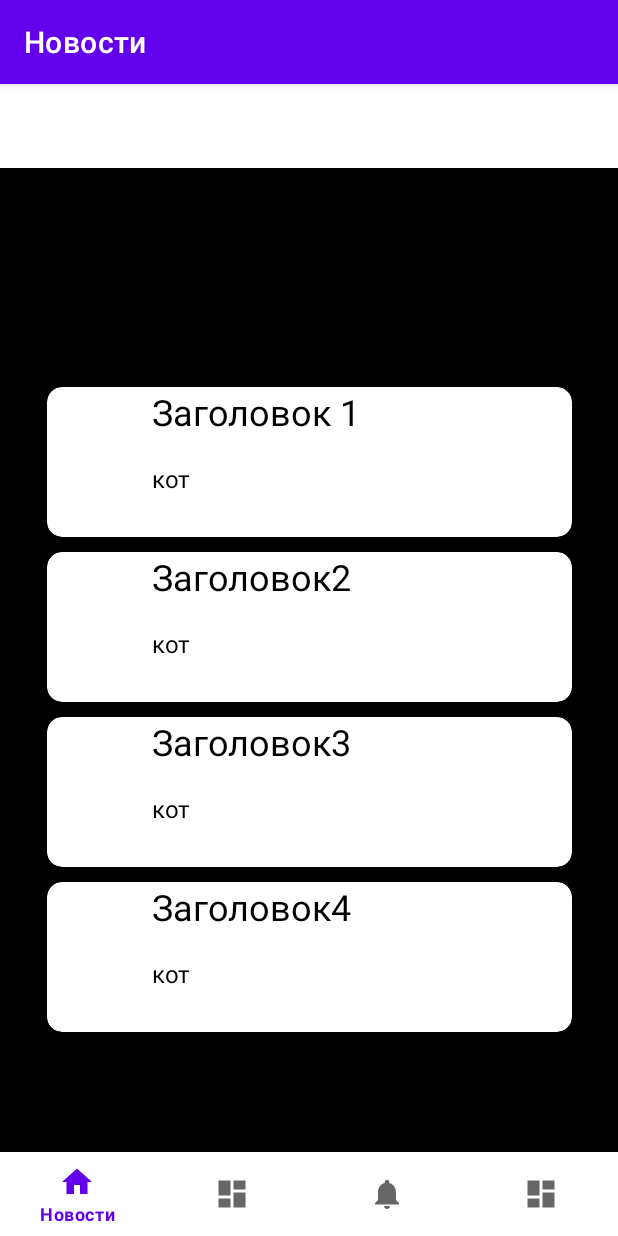
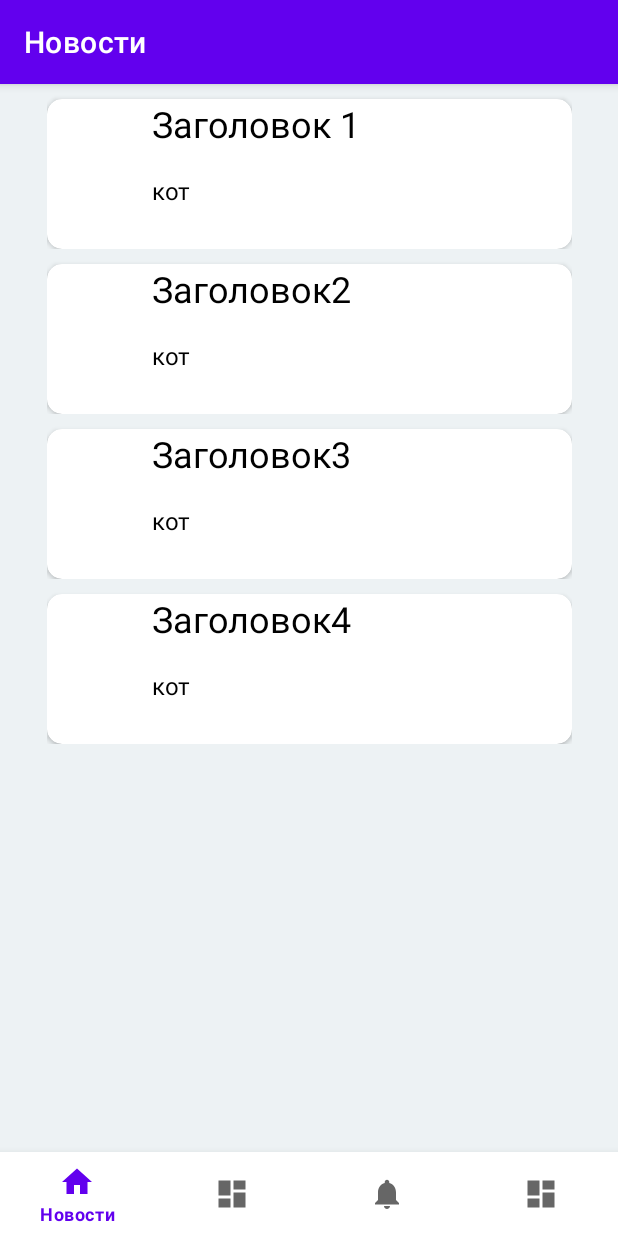
Before and after one commit to CIS-software/CIS_Android_App, an Android app: the screen it shows after launch (MainActivity), on a phone screen of 412 x 824 dp. Run offline under Robolectric (Android 15) with nearby library versions, the phone set to English and light mode, and no system bars; our stand-ins replace navigation-ui.

Commit message:
fix probel

```diff
--- a/app/src/main/res/layout/activity_main.xml
+++ b/app/src/main/res/layout/activity_main.xml
@@ -4,11 +4,22 @@
     android:id="@+id/container"
     android:layout_width="match_parent"
     android:layout_height="match_parent"
-    android:paddingTop="?attr/actionBarSize">
+    >
+
+    <fragment
+        android:id="@+id/nav_host_fragment"
+        android:name="androidx.navigation.fragment.NavHostFragment"
+        android:layout_width="match_parent"
+        android:layout_height="match_parent"
+        app:layout_constraintBottom_toBottomOf="parent"
+        app:layout_constraintEnd_toEndOf="parent"
+        app:layout_constraintStart_toStartOf="parent"
+        app:layout_constraintTop_toTopOf="parent"
+        app:navGraph="@navigation/mobile_navigation" />
 
     <com.google.android.material.bottomnavigation.BottomNavigationView
         android:id="@+id/nav_view"
-        android:layout_width="0dp"
+        android:layout_width="match_parent"
         android:layout_height="wrap_content"
         android:layout_marginStart="0dp"
         android:layout_marginEnd="0dp"
@@ -18,16 +29,6 @@
         app:layout_constraintRight_toRightOf="parent"
         app:menu="@menu/bottom_nav_menu" />
 
-    <fragment
-        android:id="@+id/nav_host_fragment"
-        android:name="androidx.navigation.fragment.NavHostFragment"
-        android:layout_width="match_parent"
-        android:layout_height="match_parent"
-        app:defaultNavHost="false"
-        app:layout_constraintStart_toStartOf="parent"
-        app:layout_constraintBottom_toBottomOf="parent"
-        app:layout_constraintHorizontal_bias="0.5"
-        app:layout_constraintEnd_toEndOf="parent"
-        app:navGraph="@navigation/mobile_navigation" />
+
 
 </androidx.constraintlayout.widget.ConstraintLayout>
--- a/app/src/main/res/layout/fragment_news.xml
+++ b/app/src/main/res/layout/fragment_news.xml
@@ -5,16 +5,16 @@
     android:layout_width="match_parent"
     android:layout_height="match_parent"
     tools:context=".ui.news.NewsFragment"
-    android:background="@color/black">
+    android:background="@color/grey"
+    >
 
     <androidx.recyclerview.widget.RecyclerView
         android:id="@+id/recyclerView"
         android:layout_width="wrap_content"
-        android:layout_height="wrap_content"
+        android:layout_height="match_parent"
         android:layout_marginBottom="8dp"
         android:layout_marginEnd="8dp"
         android:layout_marginStart="8dp"
-        android:layout_marginTop="8dp"
         tools:listitem="@layout/maket_news_outside"
         app:layout_constraintBottom_toBottomOf="parent"
         app:layout_constraintEnd_toEndOf="parent"
--- a/app/src/main/res/layout/maket_news_outside.xml
+++ b/app/src/main/res/layout/maket_news_outside.xml
@@ -3,7 +3,8 @@
     android:layout_width="match_parent"
     android:layout_height="wrap_content"
     xmlns:app="http://schemas.android.com/apk/res-auto"
-    android:orientation="vertical">
+    android:orientation="vertical"
+    >
 
     <androidx.cardview.widget.CardView
         android:layout_width="350dp"
--- a/app/src/main/res/values/colors.xml
+++ b/app/src/main/res/values/colors.xml
@@ -7,4 +7,5 @@
     <color name="teal_700">#FF018786</color>
     <color name="black">#FF000000</color>
     <color name="white">#FFFFFFFF</color>
+    <color name="grey">#EDF2F4</color>
 </resources>
```
